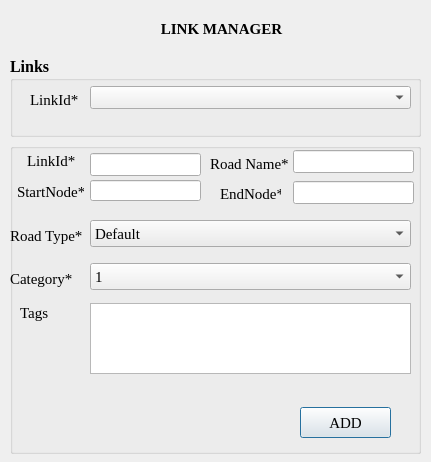
Qt form ui_linkmanager.ui (chaitanyamalaviya/Trafficera) before a commit.
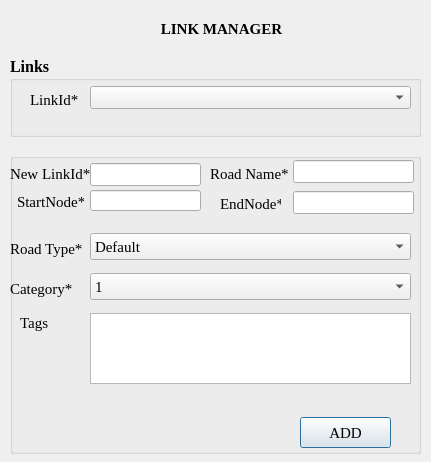
The same form after that commit.

What changed in the file:
```diff
--- a/ui_linkmanager.ui
+++ b/ui_linkmanager.ui
@@ -37,68 +37,13 @@
   <property name="sizeGripEnabled">
    <bool>false</bool>
   </property>
-  <widget class="QLabel" name="roadTypeLabel">
-   <property name="geometry">
-    <rect>
-     <x>10</x>
-     <y>210</y>
-     <width>81</width>
-     <height>51</height>
-    </rect>
-   </property>
-   <property name="font">
-    <font>
-     <family>Times New Roman</family>
-     <pointsize>11</pointsize>
-    </font>
-   </property>
-   <property name="text">
-    <string>Road Type*</string>
-   </property>
-  </widget>
-  <widget class="QComboBox" name="roadType">
-   <property name="geometry">
-    <rect>
-     <x>90</x>
-     <y>220</y>
-     <width>321</width>
-     <height>27</height>
-    </rect>
-   </property>
-   <property name="font">
-    <font>
-     <family>Times New Roman</family>
-     <pointsize>11</pointsize>
-    </font>
-   </property>
-   <item>
-    <property name="text">
-     <string>Default</string>
-    </property>
-   </item>
-   <item>
-    <property name="text">
-     <string>Freeway</string>
-    </property>
-   </item>
-   <item>
-    <property name="text">
-     <string>Ramp</string>
-    </property>
-   </item>
-   <item>
-    <property name="text">
-     <string>Urban Road</string>
-    </property>
-   </item>
-  </widget>
   <widget class="QGroupBox" name="attributeGroup">
    <property name="geometry">
     <rect>
      <x>10</x>
-     <y>143</y>
+     <y>153</y>
      <width>411</width>
-     <height>311</height>
+     <height>301</height>
     </rect>
    </property>
    <property name="font">
@@ -303,9 +248,9 @@
    <widget class="QLabel" name="idLabel">
     <property name="geometry">
      <rect>
-      <x>17</x>
-      <y>-3</y>
-      <width>51</width>
+      <x>0</x>
+      <y>0</y>
+      <width>81</width>
       <height>41</height>
      </rect>
     </property>
@@ -316,7 +261,7 @@
      </font>
     </property>
     <property name="text">
-     <string>LinkId*</string>
+     <string>New LinkId*</string>
     </property>
    </widget>
    <widget class="QLabel" name="roadNameLabel">
@@ -354,6 +299,61 @@
      </font>
     </property>
    </widget>
+   <widget class="QLabel" name="roadTypeLabel">
+    <property name="geometry">
+     <rect>
+      <x>0</x>
+      <y>70</y>
+      <width>81</width>
+      <height>51</height>
+     </rect>
+    </property>
+    <property name="font">
+     <font>
+      <family>Times New Roman</family>
+      <pointsize>11</pointsize>
+     </font>
+    </property>
+    <property name="text">
+     <string>Road Type*</string>
+    </property>
+   </widget>
+   <widget class="QComboBox" name="roadType">
+    <property name="geometry">
+     <rect>
+      <x>80</x>
+      <y>80</y>
+      <width>321</width>
+      <height>27</height>
+     </rect>
+    </property>
+    <property name="font">
+     <font>
+      <family>Times New Roman</family>
+      <pointsize>11</pointsize>
+     </font>
+    </property>
+    <item>
+     <property name="text">
+      <string>Default</string>
+     </property>
+    </item>
+    <item>
+     <property name="text">
+      <string>Freeway</string>
+     </property>
+    </item>
+    <item>
+     <property name="text">
+      <string>Ramp</string>
+     </property>
+    </item>
+    <item>
+     <property name="text">
+      <string>Urban Road</string>
+     </property>
+    </item>
+   </widget>
   </widget>
   <widget class="QLabel" name="titleLabel">
    <property name="geometry">
```
Left out of the diff: 4 changed lines with no effect on the pictures.
